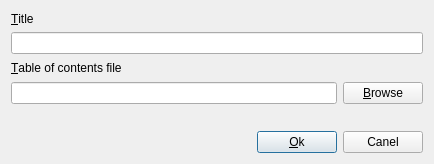
tora-tool/tora, file src/tohelpaddfileui.ui: the form before one commit.
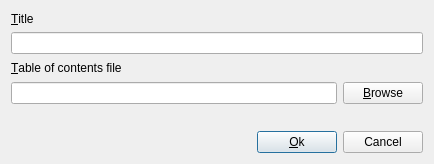
The form after the commit.

Commit message: correct some buttons

Diff of the .ui file:
```diff
--- a/src/tohelpaddfileui.ui
+++ b/src/tohelpaddfileui.ui
@@ -19,10 +19,22 @@
       <property name="margin" >
         <number>11</number>
       </property>
-      <property name="spacing" >
+   <property name="topMargin" >
+    <number>11</number>
+   </property>
+   <property name="rightMargin" >
+    <number>11</number>
+   </property>
+   <property name="bottomMargin" >
+    <number>11</number>
+   </property>
+   <property name="horizontalSpacing" >
         <number>6</number>
       </property>
-      <item rowspan="1" row="3" column="0" colspan="2" >
+   <property name="verticalSpacing" >
+    <number>6</number>
+   </property>
+   <item row="3" column="0" colspan="2" >
         <widget class="QLineEdit" name="Filename" />
       </item>
       <item row="3" column="2" >
@@ -39,25 +51,25 @@
         <widget class="Line" name="Line1" />
       </item>
       <item row="5" column="0" >
-        <spacer name="Spacer1" >
+    <spacer>
+     <property name="orientation" >
+      <enum>Qt::Horizontal</enum>
+     </property>
+     <property name="sizeType" >
+      <enum>QSizePolicy::Expanding</enum>
+     </property>
           <property name="sizeHint" >
             <size>
               <width>20</width>
               <height>20</height>
             </size>
           </property>
-          <property name="sizeType" >
-            <enum>QSizePolicy::Expanding</enum>
-          </property>
-          <property name="orientation" >
-            <enum>Qt::Horizontal</enum>
-          </property>
         </spacer>
       </item>
       <item row="5" column="2" >
         <widget class="QPushButton" name="PushButton2_2" >
           <property name="text" >
-            <string>Canel</string>
+      <string>Cancel</string>
           </property>
         </widget>
       </item>
```
Left out of the diff: 82 changed lines with no effect on the pictures. Lines whose indentation alone changed are shown as unchanged. The commit also changes 2 other files.
